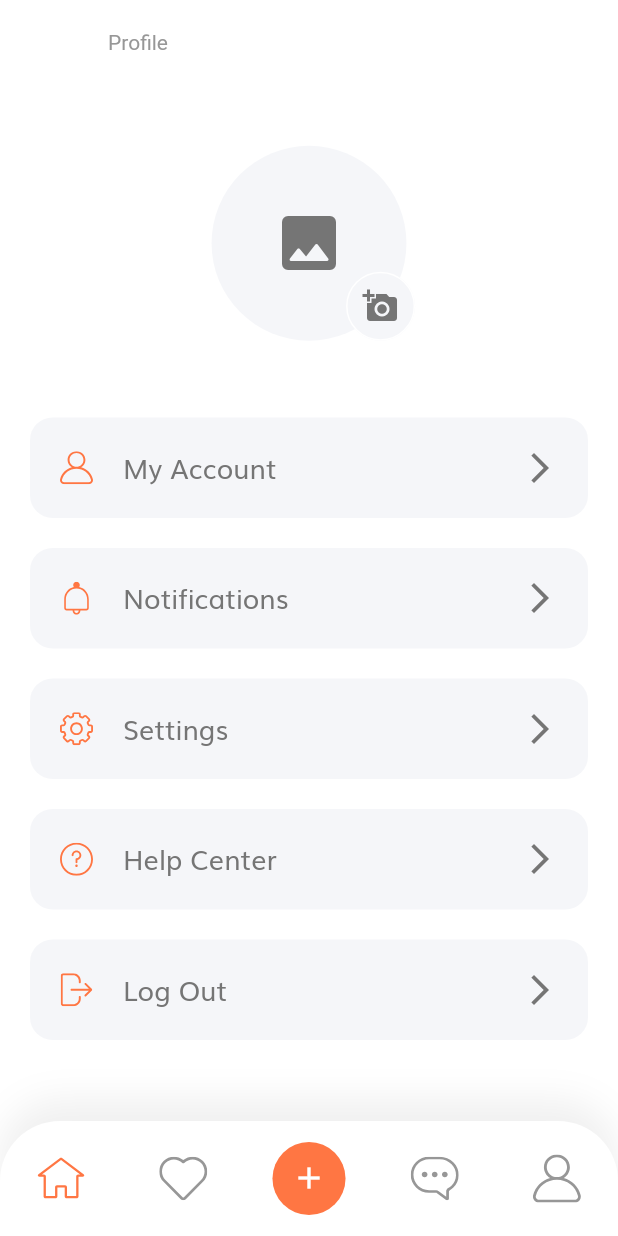
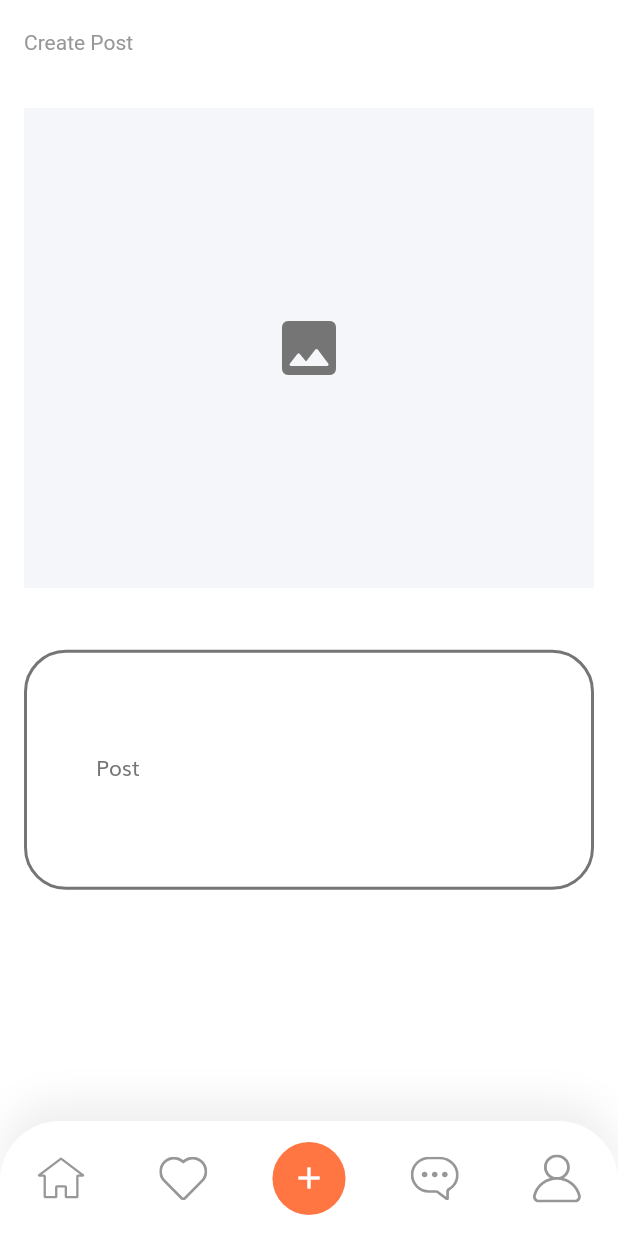
Before and after one commit to sergio-pomarico/FlutterCedeSistemas, a Flutter app: the HomeView screen opened by its route, item 5 of the bottom bar chosen, after a tap on the "add" icon, on a phone screen of 412 x 824 dp. Run offline on Flutter 3.47's test engine with Material 2 defaults, Android fonts, the phone set to English and light mode, and no system bars; our stand-ins replace firebase_auth, firebase_core, flutter_bloc, flutter_svg, get_it; accounts and stored records are empty; network calls fail.

Commit message:
create post view

```diff
--- /dev/null
+++ b/lib/screens/home/create_post_view.dart
@@ -0,0 +1,146 @@
+part of app.home;
+
+class CreatePostView extends StatefulWidget {
+  static String route = "${HomeView.route}/create";
+
+  _CreatePostViewState createState() => _CreatePostViewState();
+}
+
+class _CreatePostViewState extends State<CreatePostView> {
+  TextEditingController content = TextEditingController();
+  String? contentError;
+
+  void validateContent(String _) {
+    setState(() {
+      contentError = content.text.isEmpty ? 'the content is required' : null;
+    });
+  }
+
+  void launchCamera() async {}
+
+  void launchGallery() async {}
+
+  void onPressLoadPhoto(BuildContext context) {
+    showModalBottomSheet(
+      context: context,
+      builder: (BuildContext context) {
+        return bottomSheet();
+      },
+    );
+  }
+
+  Widget bottomSheet() {
+    return SizedBox(
+      width: SizeConfig.screenWidth,
+      height: 120,
+      child: Padding(
+        padding: EdgeInsets.symmetric(horizontal: 16, vertical: 12),
+        child: Column(
+          mainAxisAlignment: MainAxisAlignment.center,
+          children: <Widget>[
+            Text(
+              'Select the post image',
+              style: TextStyle(color: textColor),
+            ),
+            Row(
+              mainAxisAlignment: MainAxisAlignment.spaceAround,
+              children: <Widget>[
+                TextButton(
+                  onPressed: launchCamera,
+                  child: Row(
+                    children: [
+                      Icon(
+                        Icons.add_a_photo,
+                        color: primaryColor,
+                      ),
+                      SizedBox(
+                        width: 16,
+                      ),
+                      Text(
+                        'Camera',
+                        style: TextStyle(color: textColor),
+                      ),
+                    ],
+                  ),
+                ),
+                TextButton(
+                  onPressed: launchGallery,
+                  child: Row(
+                    children: [
+                      Icon(
+                        Icons.photo_album,
+                        color: primaryColor,
+                      ),
+                      SizedBox(
+                        width: 16,
+                      ),
+                      Text(
+                        'Gallery',
+                        style: TextStyle(color: textColor),
+                      ),
+                    ],
+                  ),
+                ),
+              ],
+            ),
+          ],
+        ),
+      ),
+    );
+  }
+
+  @override
+  Widget build(BuildContext context) {
+    SizeConfig().init(context);
+    return Scaffold(
+      key: Key('create_post_view'),
+      appBar: AppBar(
+        title: Text(
+          "Create Post",
+          textAlign: TextAlign.center,
+        ),
+      ),
+      bottomNavigationBar: BottomNavbar(currentPage: MenuPage.none),
+      body: SingleChildScrollView(
+        physics: ClampingScrollPhysics(),
+        padding: EdgeInsets.fromLTRB(0, 0, 0, 0),
+        child: Padding(
+          padding: EdgeInsets.all(16),
+          child: Column(
+            mainAxisSize: MainAxisSize.max,
+            crossAxisAlignment: CrossAxisAlignment.center,
+            mainAxisAlignment: MainAxisAlignment.center,
+            children: <Widget>[
+              InkWell(
+                onTap: () => onPressLoadPhoto(context),
+                child: SizedBox(
+                  height: 320,
+                  width: SizeConfig.screenWidth,
+                  child: DecoratedBox(
+                    decoration: BoxDecoration(
+                      color: lightGrey,
+                    ),
+                    child: Icon(
+                      Icons.photo_rounded,
+                      color: textColor,
+                      size: 48,
+                    ),
+                  ),
+                ),
+              ),
+              SizedBox(height: SizeConfig.screenHeight! * 0.05),
+              Input(
+                controller: content,
+                multiline: true,
+                label: 'Post',
+                placeholder: 'what are you thinking ?',
+                onChange: validateContent,
+                error: contentError,
+              )
+            ],
+          ),
+        ),
+      ),
+    );
+  }
+}
--- a/lib/screens/home/home_view.dart
+++ b/lib/screens/home/home_view.dart
@@ -8,10 +8,12 @@ import 'package:fluttergram/locator.dart';
 import 'package:fluttergram/ui_shared/constanst.dart';
 import 'package:fluttergram/ui_shared/size_config.dart';
 import 'package:fluttergram/widgets/bottom_navbar.dart';
+import 'package:fluttergram/widgets/input.dart';
 import 'package:fluttergram/widgets/profile_item.dart';
 
 part './timeline_view.dart';
 part './profile_view.dart';
+part './create_post_view.dart';
 
 class HomeView extends StatelessWidget {
   final NavigatorService navigator = locator<NavigatorService>();
@@ -36,6 +38,10 @@ class HomeView extends StatelessWidget {
         settings: RouteSettings(name: settings.name),
         builder: (_) => TimelineView(),
       ),
+      CreatePostView.route: MaterialPageRoute<dynamic>(
+        settings: RouteSettings(name: settings.name),
+        builder: (_) => CreatePostView(),
+      ),
     };
     return appRouting[settings.name];
   }
--- a/lib/widgets/bottom_navbar.dart
+++ b/lib/widgets/bottom_navbar.dart
@@ -6,7 +6,7 @@ import 'package:fluttergram/ui_shared/constanst.dart';
 import 'package:fluttergram/ui_shared/image.dart';
 import 'package:fluttergram/ui_shared/size_config.dart';
 
-enum MenuPage { home, favourites, messages, profile }
+enum MenuPage { home, favourites, messages, profile, none }
 
 class BottomNavbar extends StatelessWidget {
   BottomNavbar({required this.currentPage, Key? key}) : super(key: key);
@@ -66,7 +66,9 @@ class BottomNavbar extends StatelessWidget {
                 ),
               ),
               InkWell(
-                onTap: () {},
+                onTap: () {
+                  navigateTo(CreatePostView.route);
+                },
                 child: SizedBox(
                   height: getProportionsScreenHeigth(48),
                   width: getProportionsScreenWidth(48),
```
